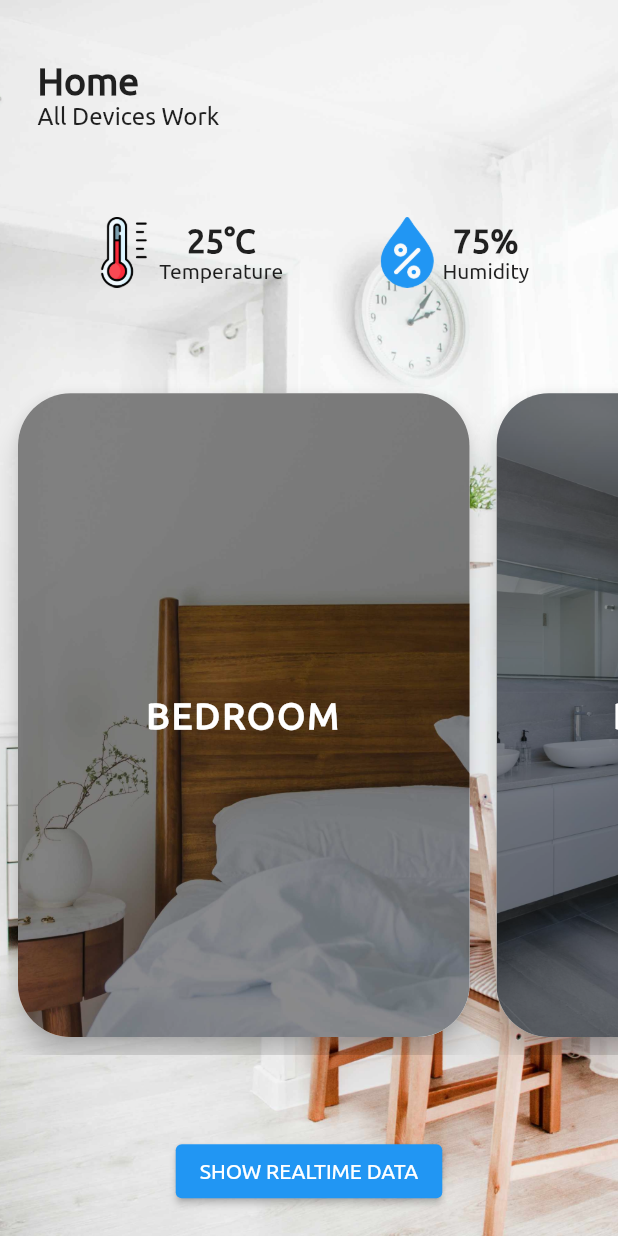
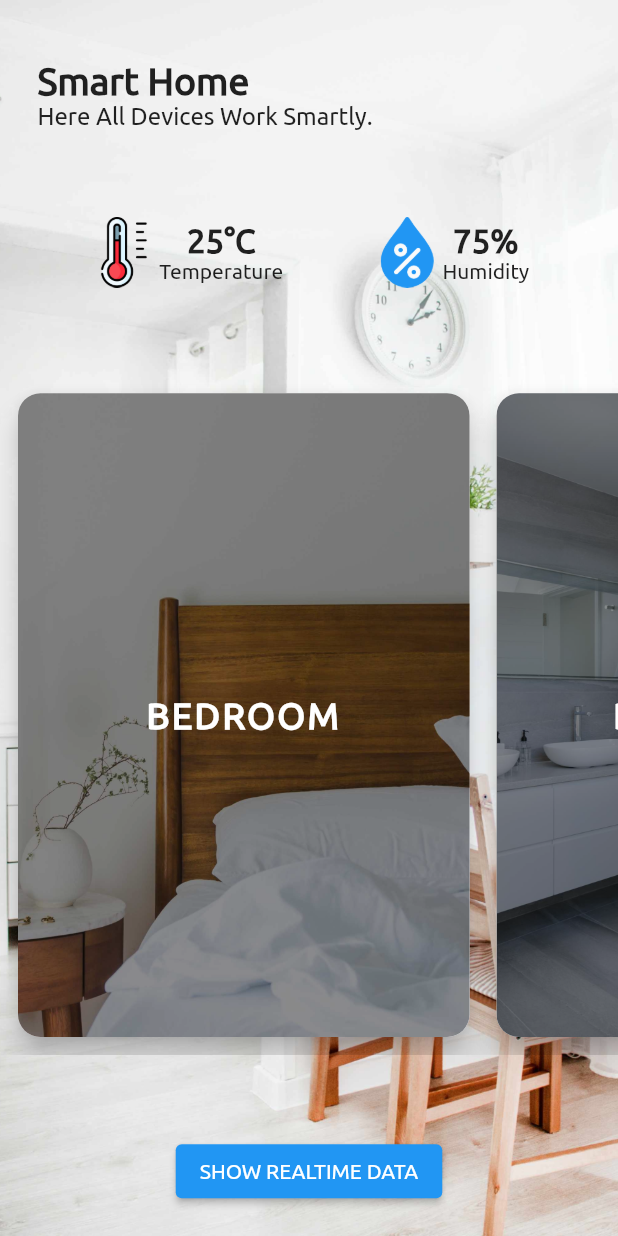
Before and after one commit to prog-harsh/SmartHomeApp, a Flutter app: the screen it shows after launch, on a phone screen of 412 x 824 dp. Run offline on Flutter 3.47's test engine with Material 2 defaults, Android fonts, the light colour scheme and no system bars; our stand-ins replace firebase_core, firebase_database, percent_indicator; accounts and stored records are empty.

Commit message:
update name

```diff
--- a/lib/screens/homepage.dart
+++ b/lib/screens/homepage.dart
@@ -31,12 +31,12 @@ class HomePage extends StatelessWidget {
                     crossAxisAlignment: CrossAxisAlignment.start,
                     children: [
                       Text(
-                        'Home',
+                        'Smart Home',
                         style: TextStyle(
                             fontSize: 25, fontWeight: FontWeight.w600),
                       ),
                       Text(
-                        'All Devices Work',
+                        'Here All Devices Work Smartly.',
                         style: TextStyle(fontSize: 16),
                       ),
                     ],
@@ -141,12 +141,12 @@ class HomePage extends StatelessWidget {
         width: MediaQuery.of(context).size.width * 0.75,
         child: Card(
           shape: RoundedRectangleBorder(
-            borderRadius: BorderRadius.circular(35),
+            borderRadius: BorderRadius.circular(15),
           ),
           elevation: 8,
           child: Stack(fit: StackFit.expand, children: [
             ClipRRect(
-              borderRadius: BorderRadius.circular(35),
+              borderRadius: BorderRadius.circular(15),
               child: Image(
                 image: imgUrl,
                 fit: BoxFit.cover,
@@ -154,7 +154,7 @@ class HomePage extends StatelessWidget {
             ),
             Container(
               decoration: BoxDecoration(
-                borderRadius: BorderRadius.circular(35),
+                borderRadius: BorderRadius.circular(15),
                 color: Colors.black45,
               ),
               alignment: Alignment.center,
```
